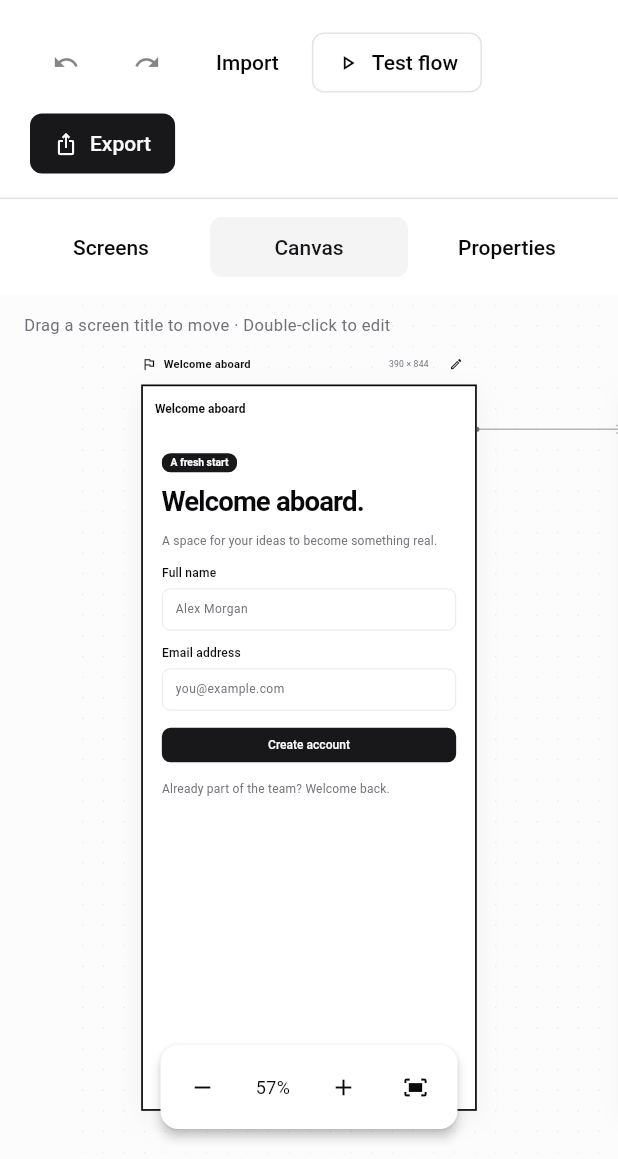
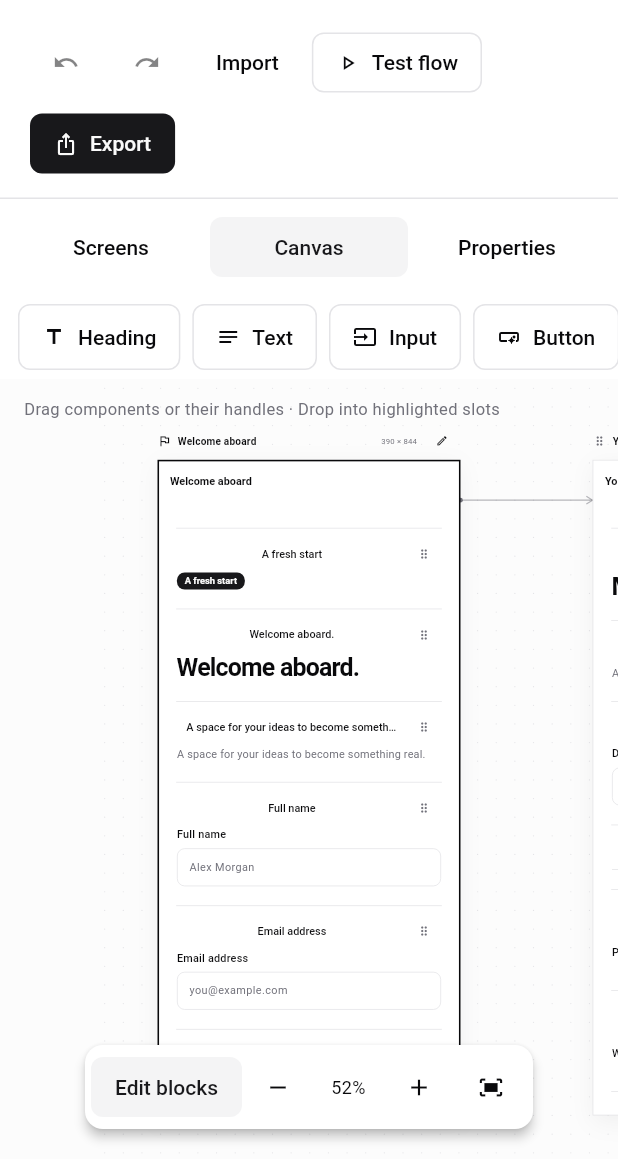
Before and after one commit to Jeccoman/flappa, a Flutter app: the StudioPage screen opened directly with empty values, on a phone screen of 412 x 824 dp, the part 77-1236 px from its top. Run offline on Flutter 3.47's test engine with Material 3 defaults, Android fonts, the phone set to English and light mode, and no system bars; missing offline and left inert: dart:js_interop.

Commit message:
Enable direct canvas drag and drop on desktop and touch

```diff
--- a/example/lib/playground/studio_page.dart
+++ b/example/lib/playground/studio_page.dart
@@ -9,6 +9,8 @@ import 'package:flutter/services.dart';
 import '../platform/browser.dart' as browser;
 import '../site/site_widgets.dart';
 import 'document.dart';
+import 'canvas_editor.dart';
+import 'studio_drag.dart';
 import 'playground_page.dart';
 import 'studio_document.dart';
 import 'studio_render.dart';
@@ -34,6 +36,7 @@ class _StudioPageState extends State<StudioPage> {
   String? _editing;
   int _panel = 1;
   bool _fitted = false, _dirty = false;
+  bool _parts = true, _arrange = true, _capturing = false;
   Size _viewport = Size.zero;
   Offset? _dragPosition, _dragPointer;
   String? _dragId;
@@ -185,6 +188,7 @@ class _StudioPageState extends State<StudioPage> {
 
   Future<void> _png() async {
     try {
+      setState(() => _capturing = true);
       await WidgetsBinding.instance.endOfFrame;
       if (!mounted) return;
       final boundary =
@@ -212,6 +216,8 @@ class _StudioPageState extends State<StudioPage> {
       if (mounted) {
         showFToast(context, title: 'Could not capture this screen. Try again.');
       }
+    } finally {
+      if (mounted) setState(() => _capturing = false);
     }
   }
 
@@ -322,6 +328,17 @@ class _StudioPageState extends State<StudioPage> {
     );
   }
 
+  void _addPart(BlockKind kind) {
+    final screen = _controller.selected;
+    _controller.dropBlock(
+      BlockDrag.create(kind),
+      screen.id,
+      null,
+      screen.document.childrenOf(null).length,
+    );
+    setState(() => _arrange = true);
+  }
+
   Widget _screenList() {
     final c = FTheme.of(context).colors;
     return Column(
@@ -337,11 +354,31 @@ class _StudioPageState extends State<StudioPage> {
                 _controller.commit(_project.copyWith(name: value)),
           ),
         ),
+        Padding(
+          padding: const EdgeInsets.symmetric(horizontal: 12),
+          child: Row(
+            children: [
+              for (final parts in [true, false])
+                Expanded(
+                  child: FButton(
+                    size: FButtonSize.small,
+                    variant: _parts == parts
+                        ? FButtonVariant.secondary
+                        : FButtonVariant.ghost,
+                    onPressed: () => setState(() => _parts = parts),
+                    child: Text(parts ? 'Blocks' : 'Screens'),
+                  ),
+                ),
+            ],
+          ),
+        ),
         const FSeparator(),
         Padding(
           padding: const EdgeInsets.fromLTRB(20, 20, 20, 12),
           child: Text(
-            'SCREENS  /  ${_project.screens.length}',
+            _parts
+                ? 'DRAG A COMPONENT ONTO A SCREEN'
+                : 'SCREENS  /  ${_project.screens.length}',
             style: TextStyle(
               fontSize: 10,
               letterSpacing: 1.5,
@@ -351,7 +388,18 @@ class _StudioPageState extends State<StudioPage> {
           ),
         ),
         Expanded(
-          child: ListView(
+          child: _parts
+              ? ListView.separated(
+                  padding: const EdgeInsets.symmetric(horizontal: 12),
+                  itemCount: BlockKind.values.length,
+                  separatorBuilder: (_, _) => const SizedBox(height: 8),
+                  itemBuilder: (context, index) => CanvasPart(
+                    kind: BlockKind.values[index],
+                    onDragStarted: () => setState(() => _arrange = true),
+                    onAdd: () => _addPart(BlockKind.values[index]),
+                  ),
+                )
+              : ListView(
                   padding: const EdgeInsets.symmetric(horizontal: 8),
                   children: [
                     for (final screen in _project.screens)
@@ -738,11 +786,19 @@ class _StudioPageState extends State<StudioPage> {
                   key: ValueKey('artboard-${screen.id}'),
                   onTap: () => _controller.select(screen.id),
                   onDoubleTap: () => _edit(screen),
-                  child: AbsorbPointer(
-                    child: ExcludeSemantics(
                   child: RepaintBoundary(
                     key: _images.putIfAbsent(screen.id, GlobalKey.new),
-                        child: ClipRect(child: ArtboardContent(screen: screen)),
+                    child: ClipRect(
+                      child: _arrange && !_capturing
+                          ? DraggableArtboard(
+                              key: ValueKey('editable-${screen.id}'),
+                              screen: screen,
+                              controller: _controller,
+                            )
+                          : AbsorbPointer(
+                              child: ExcludeSemantics(
+                                child: ArtboardContent(screen: screen),
+                              ),
                             ),
                     ),
                   ),
@@ -807,7 +863,9 @@ class _StudioPageState extends State<StudioPage> {
               top: 12,
               child: IgnorePointer(
                 child: Text(
-                  'Drag a screen title to move · Double-click to edit',
+                  _arrange
+                      ? 'Drag components or their handles · Drop into highlighted slots'
+                      : 'Drag a screen title to move · Double-click to edit',
                   style: TextStyle(fontSize: 11, color: c.mutedForeground),
                 ),
               ),
@@ -826,6 +884,12 @@ class _StudioPageState extends State<StudioPage> {
                     child: Row(
                       mainAxisSize: MainAxisSize.min,
                       children: [
+                        FToggle(
+                          value: _arrange,
+                          onChanged: (value) =>
+                              setState(() => _arrange = value),
+                          child: const Text('Edit blocks'),
+                        ),
                         FButton(
                           tooltip: 'Zoom out',
                           size: FButtonSize.icon,
@@ -1014,11 +1078,33 @@ class _StudioPageState extends State<StudioPage> {
                                 variant: _panel == i
                                     ? FButtonVariant.secondary
                                     : FButtonVariant.ghost,
-                                onPressed: () => setState(() => _panel = i),
+                                onPressed: () => setState(() {
+                                  _panel = i;
+                                  if (i == 0) _parts = false;
+                                }),
                                 child: Text(label),
                               ),
                             ),
                         ],
+                      ),
+                    ),
+                  if (!wide && _panel == 1)
+                    SizedBox(
+                      height: 56,
+                      child: ListView.separated(
+                        scrollDirection: Axis.horizontal,
+                        padding: const EdgeInsets.symmetric(
+                          horizontal: 12,
+                          vertical: 6,
+                        ),
+                        itemCount: BlockKind.values.length,
+                        separatorBuilder: (_, _) => const SizedBox(width: 8),
+                        itemBuilder: (context, index) => CanvasPart(
+                          kind: BlockKind.values[index],
+                          onDragStarted: () => setState(() => _arrange = true),
+                          touch: true,
+                          onAdd: () => _addPart(BlockKind.values[index]),
+                        ),
                       ),
                     ),
                   Expanded(
```
Lines whose indentation alone changed are shown as unchanged.
